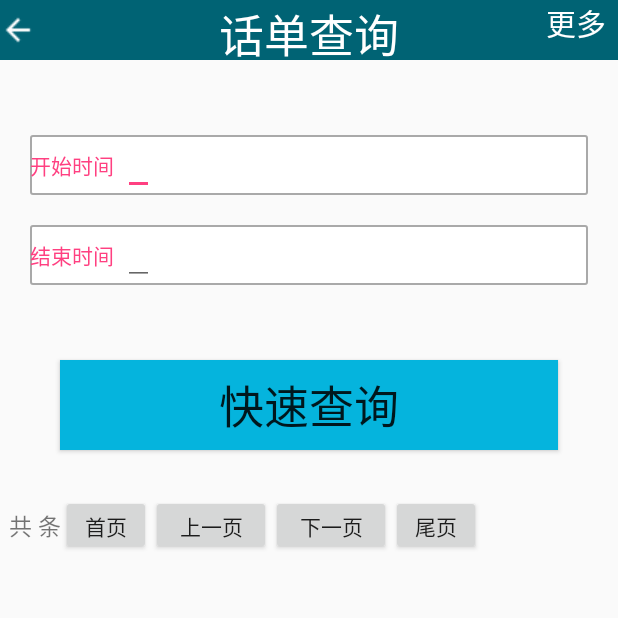
After one commit to cpf1969210/Phone, an Android app: the FragmentMe_orderquery screen opened directly, with no data from a screen before it, on a phone screen of 412 x 824 dp, the top half of it. The commit adds this screen. Run offline under Robolectric (Android 15) with nearby library versions, the phone set to English and light mode, and no system bars.

```diff
--- /dev/null
+++ b/app/src/main/java/com/example/chen/phone/FragmentMe_orderquery.java
@@ -0,0 +1,28 @@
+package com.example.chen.phone;
+
+import android.support.v7.app.AppCompatActivity;
+import android.os.Bundle;
+import android.view.View;
+import android.widget.TextView;
+
+/**
+ * 话单查询界面
+ * @author fangxiaoping
+ * 2016.3.11
+ */
+public class FragmentMe_orderquery extends AppCompatActivity {
+
+    @Override
+    protected void onCreate(Bundle savedInstanceState) {
+        super.onCreate(savedInstanceState);
+        setContentView(R.layout.activity_fragmentme_orderquery);
+
+        TextView back=(TextView)findViewById(R.id.back);
+        back.setOnClickListener(new View.OnClickListener() {
+            @Override
+            public void onClick(View v) {
+                finish();
+            }
+        });
+    }
+}
--- /dev/null
+++ b/app/src/main/res/drawable/border_shape.xml
@@ -0,0 +1,12 @@
+<?xml version="1.0" encoding="utf-8"?>
+<shape xmlns:android="http://schemas.android.com/apk/res/android">
+<solid android:color="@color/white"></solid>
+    <corners android:radius="1dp"></corners>
+<stroke android:dashGap="0dp"
+    android:width="1dp"
+    android:color="@color/DarkGray"
+    ></stroke>
+
+
+
+</shape>
--- /dev/null
+++ b/app/src/main/res/drawable/border_shape2.xml
@@ -0,0 +1,5 @@
+<?xml version="1.0" encoding="utf-8"?>
+<shape xmlns:android="http://schemas.android.com/apk/res/android">
+<corners android:radius="8dp"></corners>
+    <solid android:color="@color/white"></solid>
+</shape>
--- /dev/null
+++ b/app/src/main/res/layout/activity_fragmentme_orderquery.xml
@@ -0,0 +1,136 @@
+<?xml version="1.0" encoding="utf-8"?>
+<LinearLayout xmlns:android="http://schemas.android.com/apk/res/android"
+    android:orientation="vertical"
+    android:layout_width="match_parent"
+    android:layout_height="match_parent">
+    <RelativeLayout
+        android:layout_width="match_parent"
+        android:layout_height="40dp"
+        android:background="@color/StrongBlue">
+        <ImageView
+            android:layout_width="wrap_content"
+            android:layout_height="wrap_content"
+            android:src="@drawable/back"
+           android:layout_centerVertical="true"/>
+        <TextView
+            android:layout_width="match_parent"
+            android:layout_height="wrap_content"
+            android:text="话单查询"
+            android:textSize="30sp"
+            android:textColor="@color/white"
+            android:layout_gravity="center"
+            android:gravity="center"
+            android:id="@+id/back"
+            />
+        <TextView
+            android:layout_width="wrap_content"
+            android:layout_height="wrap_content"
+            android:text="更多"
+            android:textSize="20sp"
+            android:textColor="@color/white"
+            android:layout_gravity="center"
+            android:gravity="center"
+            android:layout_alignBottom="@+id/textView28"
+            android:layout_alignParentRight="true"
+            android:layout_marginRight="8dp"
+            />
+    </RelativeLayout>
+    <LinearLayout
+        android:layout_width="match_parent"
+        android:layout_height="40dp"
+        android:orientation="horizontal"
+        android:layout_marginLeft="20dp"
+        android:layout_marginRight="20dp"
+        android:layout_marginTop="50dp"
+        android:background="@drawable/border_shape"
+        >
+        <TextView
+            android:id="@+id/text1"
+            android:layout_width="wrap_content"
+            android:layout_height="match_parent"
+            android:gravity="center"
+            android:text="开始时间"
+            android:textColor="@color/colorAccent"
+            />
+        <EditText
+            android:id="@+id/starttime"
+            android:layout_width="wrap_content"
+            android:layout_height="match_parent"
+            android:layout_marginLeft="6dp"/>
+    </LinearLayout>
+    <LinearLayout
+        android:layout_width="match_parent"
+        android:layout_height="40dp"
+        android:orientation="horizontal"
+        android:layout_marginLeft="20dp"
+        android:layout_marginRight="20dp"
+        android:layout_marginTop="20dp"
+        android:background="@drawable/border_shape"
+        >
+        <TextView
+            android:id="@+id/text2"
+            android:layout_width="wrap_content"
+            android:layout_height="match_parent"
+            android:gravity="center"
+            android:text="结束时间"
+            android:textColor="@color/colorAccent"
+            />
+        <EditText
+            android:id="@+id/finaltime"
+            android:layout_width="wrap_content"
+            android:layout_height="match_parent"
+
+            android:layout_marginLeft="6dp"/>
+    </LinearLayout>
+    <Button
+        android:layout_width="match_parent"
+        android:layout_height="60dp"
+        android:layout_marginTop="50dp"
+        android:layout_marginLeft="40dp"
+        android:layout_marginRight="40dp"
+        android:background="@color/chblue"
+        android:text="快速查询"
+        android:textSize="30sp"
+        android:id="@+id/button5"
+        android:layout_gravity="center_horizontal" />
+    <LinearLayout
+        android:layout_width="match_parent"
+        android:layout_height="40dp"
+        android:layout_marginTop="30dp"
+        android:layout_marginLeft="6dp"
+        android:orientation="horizontal">
+        <TextView
+            android:layout_width="wrap_content"
+            android:layout_height="wrap_content"
+            android:text="共"
+            android:textSize="15dp"/>
+        <TextView
+            android:id="@+id/number"
+            android:layout_width="wrap_content"
+            android:layout_height="wrap_content"
+            android:text=" "
+            android:textSize="15dp"/>
+        <TextView
+            android:layout_width="wrap_content"
+            android:layout_height="wrap_content"
+            android:text="条"
+            android:textSize="15dp"/>
+        <Button
+            android:layout_width="60dp"
+            android:layout_height="match_parent"
+            android:text="首页"/>
+        <Button
+            android:layout_width="80dp"
+            android:layout_height="match_parent"
+            android:text="上一页"/>
+        <Button
+            android:layout_width="80dp"
+            android:layout_height="match_parent"
+            android:text="下一页"/>
+        <Button
+            android:layout_width="60dp"
+            android:layout_height="match_parent"
+            android:text="尾页"/>
+    </LinearLayout>
+
+</LinearLayout>
```
Also changed, not shown: app/src/main/AndroidManifest.xml (+7 -2 lines), app/src/main/java/com/example/chen/phone/FragmentMe.java (+34 -0 lines), app/src/main/java/com/example/chen/phone/FragmentMe_member.java (added, +18 -0 lines), app/src/main/java/com/example/chen/phone/FragmentMe_recharge.java (added, +27 -0 lines), app/src/main/res/layout/activity_fragmentme.xml (added, +62 -0 lines), app/src/main/res/layout/activity_fragmentme_recharge.xml (added, +68 -0 lines), app/src/main/res/layout/fragement_me.xml (+4 -4 lines).
